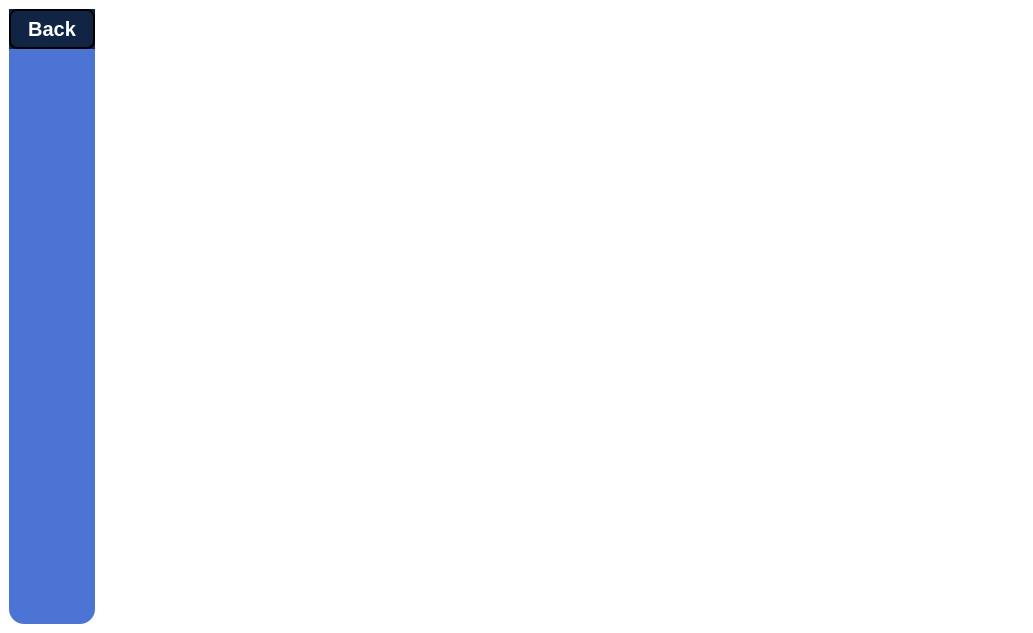
Qt form xedu/ui/course_reading.ui (Project-K-Official/kavach-studyblu) before a commit.
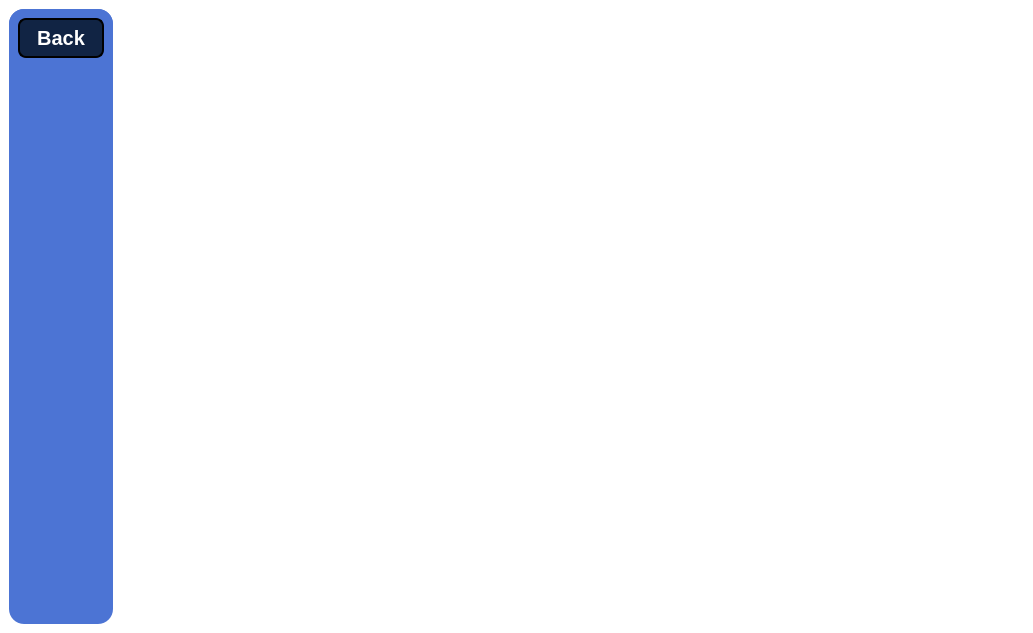
The same form after that commit.

```diff
--- a/xedu/ui/course_reading.ui
+++ b/xedu/ui/course_reading.ui
@@ -47,8 +47,26 @@
             <property name="alignment">
               <set>Qt::AlignLeading|Qt::AlignLeft|Qt::AlignTop</set>
             </property>
-            <layout class="QVBoxLayout" name="verticalLayout">
-              <item>
+      <widget class="QWidget" name="scrollAreaWidgetContents_3">
+       <property name="geometry">
+        <rect>
+         <x>0</x>
+         <y>0</y>
+         <width>100</width>
+         <height>58</height>
+        </rect>
+       </property>
+       <property name="sizePolicy">
+        <sizepolicy hsizetype="Preferred" vsizetype="Maximum">
+         <horstretch>0</horstretch>
+         <verstretch>0</verstretch>
+        </sizepolicy>
+       </property>
+       <layout class="QGridLayout" name="gridLayout">
+        <property name="sizeConstraint">
+         <enum>QLayout::SetDefaultConstraint</enum>
+        </property>
+        <item row="0" column="0" alignment="Qt::AlignLeft">
                 <widget class="QPushButton" name="pushButton">
                   <property name="minimumSize">
                     <size>
@@ -83,6 +101,7 @@
                 </widget>
               </item>
             </layout>
+      </widget>
           </widget>
         </item>
         <item>
```
Lines whose indentation alone changed are shown as unchanged.
